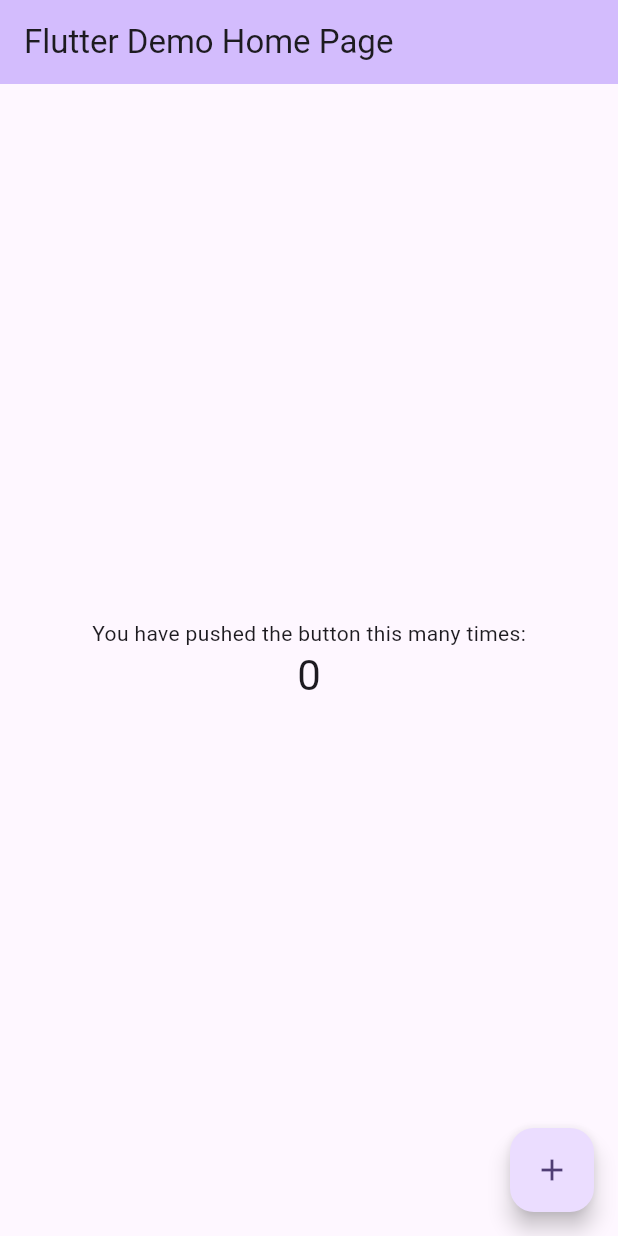
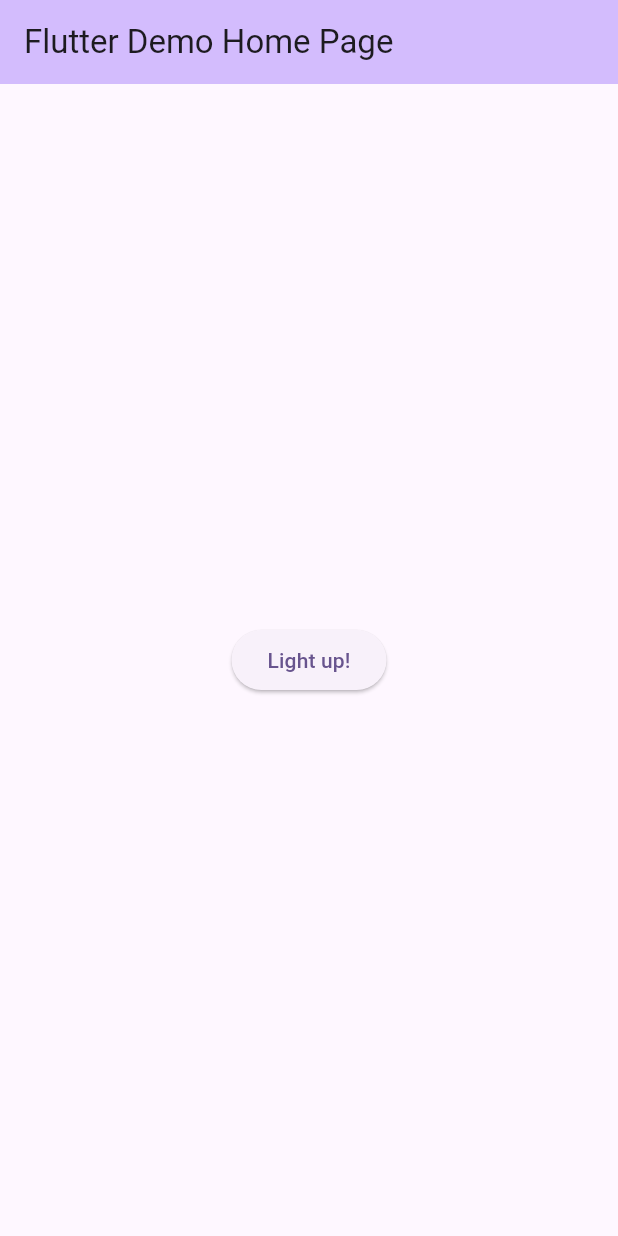
Before and after one commit to kagamirr0r/ble_sample, a Flutter app: the screen it shows after launch, on a phone screen of 412 x 824 dp. Run offline on Flutter 3.47's test engine with Material 3 defaults, Android fonts, the phone set to English and light mode, and no system bars; our stand-ins replace flutter_blue_plus.

Commit message:
細々修正

```diff
--- a/lib/main.dart
+++ b/lib/main.dart
@@ -57,28 +57,6 @@ class MyHomePage extends StatefulWidget {
 }
 
 class _MyHomePageState extends State<MyHomePage> {
-  int _counter = 0;
-  // BluetoothDevice? _device;
-  // var subscription =
-  //     FlutterBluePlus.adapterState.listen((BluetoothAdapterState state) {
-  //   print(state);
-  //   if (state == BluetoothAdapterState.on) {
-  //     // usually start scanning, connecting, etc
-  //   } else {
-  //     // show an error to the user, etc
-  //   }
-  // });
-
-  // var subscription = FlutterBluePlus.onScanResults.listen(
-  //   (results) {
-  //     if (results.isNotEmpty) {
-  //       ScanResult r = results.last; // the most recently found device
-  //       print('${r.device.remoteId}: "${r.advertisementData.advName}" found!');
-  //     }
-  //   },
-  //   onError: (e) => print(e),
-  // );
-
   var subscription = FlutterBluePlus.onScanResults.listen(
     (results) async {
       if (results.isNotEmpty) {
@@ -93,11 +71,8 @@ class _MyHomePageState extends State<MyHomePage> {
           print('Hue connected!');
 
           var services = await device.discoverServices();
-          print(services.length);
-
           services.forEach((service) async {
-            print(service.serviceUuid);
-
+            //参考 https://future-architect.github.io/articles/20220404b/
             var targetServiceUuid =
                 Guid("932c32bd-0000-47a2-835a-a8d455b859dd");
 
@@ -110,7 +85,6 @@ class _MyHomePageState extends State<MyHomePage> {
             if (service.serviceUuid == targetServiceUuid) {
               print('Service found!');
               var characteristics = service.characteristics;
-
               var brightnessCharacteristic = characteristics.firstWhere(
                   (c) => c.characteristicUuid == brightnessCharacteristicUuid);
 
@@ -118,26 +92,9 @@ class _MyHomePageState extends State<MyHomePage> {
                   (c) => c.characteristicUuid == temperatureCharacteristicUuid);
 
               print(
-                  'brightnessCharacteristic found! $brightnessCharacteristic');
+                  'brightness characteristic found! $brightnessCharacteristic');
               print(
-                  'temperatureCharacteristic found! $temperatureCharacteristic');
-
-              // for (BluetoothCharacteristic c in characteristics) {
-              //   if (c.characteristicUuid == brightnessCharacteristicUuid) {
-              //     List<int> value1 = await c.read();
-              //     print(value1);
-
-              // for (BluetoothCharacteristic c in characteristics) {
-              //   if (c.characteristicUuid == temperatureCharacteristicUuid) {
-              //     List<int> value1 = await c.read();
-              //     print(value1);
-
-              //     await c.write([1, 1]);
-
-              //     List<int> value2 = await c.read();
-              //     print(value2);
-              //   }
-              // }
+                  'temperature characteristic found! $temperatureCharacteristic');
 
               for (int i = 1; i < 254; i += 3) {
                 await brightnessCharacteristic.write([i]);
@@ -158,21 +115,9 @@ class _MyHomePageState extends State<MyHomePage> {
     onError: (e) => print(e),
   );
 
-  void _incrementCounter() async {
-    // Bluetoothがサポートされているか確認
+  void _scanHue() async {
     await FlutterBluePlus.startScan(
-        // withServices: [Guid("180D")],
-        withNames: ["Hue"],
-        timeout: Duration(seconds: 10));
-
-    setState(() {
-      // This call to setState tells the Flutter framework that something has
-      // changed in this State, which causes it to rerun the build method below
-      // so that the display can reflect the updated values. If we changed
-      // _counter without calling setState(), then the build method would not be
-      // called again, and so nothing would appear to happen.
-      _counter++;
-    });
+        withNames: ["Hue"], timeout: Duration(seconds: 10));
   }
 
   @override
@@ -194,39 +139,13 @@ class _MyHomePageState extends State<MyHomePage> {
         title: Text(widget.title),
       ),
       body: Center(
-        // Center is a layout widget. It takes a single child and positions it
-        // in the middle of the parent.
-        child: Column(
-          // Column is also a layout widget. It takes a list of children and
-          // arranges them vertically. By default, it sizes itself to fit its
-          // children horizontally, and tries to be as tall as its parent.
-          //
-          // Column has various properties to control how it sizes itself and
-          // how it positions its children. Here we use mainAxisAlignment to
-          // center the children vertically; the main axis here is the vertical
-          // axis because Columns are vertical (the cross axis would be
-          // horizontal).
-          //
-          // TRY THIS: Invoke "debug painting" (choose the "Toggle Debug Paint"
-          // action in the IDE, or press "p" in the console), to see the
-          // wireframe for each widget.
-          mainAxisAlignment: MainAxisAlignment.center,
-          children: <Widget>[
-            const Text(
-              'You have pushed the button this many times:',
-            ),
-            Text(
-              '$_counter',
-              style: Theme.of(context).textTheme.headlineMedium,
-            ),
-          ],
-        ),
-      ),
-      floatingActionButton: FloatingActionButton(
-        onPressed: _incrementCounter,
-        tooltip: 'Increment',
-        child: const Icon(Icons.add),
-      ), // This trailing comma makes auto-formatting nicer for build methods.
+          child: ElevatedButton(
+        onPressed: _scanHue,
+        child: Text('Light up!'),
+      )
+          // Center is a layout widget. It takes a single child and positions it
+          // in the middle of the parent.
+          ),
     );
   }
 }
```
